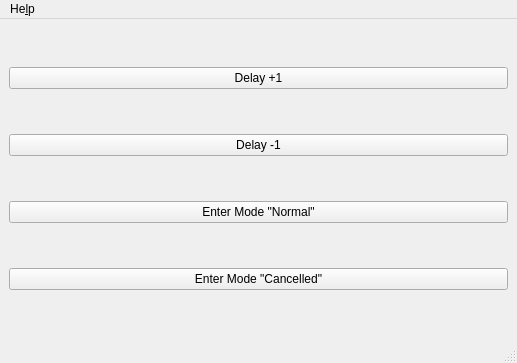
This is src/fids/FIDSControlWindow.ui in alemariusnexus/wmk-fids as Qt 5 draws it before an edit. The edited form follows.
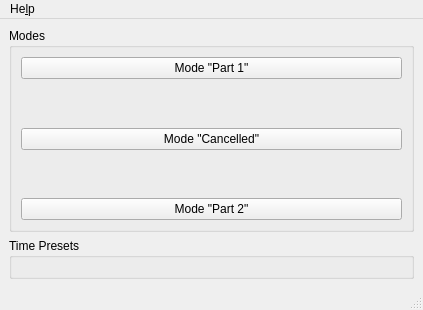
This is the edited form.

Commit message: Blinking, better time system, weather icon, ...

Diff of the .ui file:
```diff
--- a/src/fids/FIDSControlWindow.ui
+++ b/src/fids/FIDSControlWindow.ui
@@ -6,8 +6,8 @@
    <rect>
     <x>0</x>
     <y>0</y>
-    <width>517</width>
-    <height>363</height>
+    <width>423</width>
+    <height>310</height>
    </rect>
   </property>
   <property name="windowTitle">
@@ -16,31 +16,67 @@
   <widget class="QWidget" name="centralwidget">
    <layout class="QVBoxLayout" name="verticalLayout">
     <item>
-     <widget class="QPushButton" name="cueButtonTest1">
-      <property name="text">
-       <string>Delay +1</string>
+     <widget class="QGroupBox" name="groupBox">
+      <property name="title">
+       <string>Modes</string>
       </property>
+      <layout class="QVBoxLayout" name="verticalLayout_2">
+       <item>
+        <widget class="QPushButton" name="cueButtonEnterModePart1">
+         <property name="text">
+          <string>Mode &quot;Part 1&quot;</string>
+         </property>
+        </widget>
+       </item>
+       <item>
+        <spacer name="verticalSpacer">
+         <property name="orientation">
+          <enum>Qt::Vertical</enum>
+         </property>
+         <property name="sizeHint" stdset="0">
+          <size>
+           <width>20</width>
+           <height>40</height>
+          </size>
+         </property>
+        </spacer>
+       </item>
+       <item>
+        <widget class="QPushButton" name="cueButtonEnterModeCancelled">
+         <property name="text">
+          <string>Mode &quot;Cancelled&quot;</string>
+         </property>
+        </widget>
+       </item>
+       <item>
+        <spacer name="verticalSpacer_2">
+         <property name="orientation">
+          <enum>Qt::Vertical</enum>
+         </property>
+         <property name="sizeHint" stdset="0">
+          <size>
+           <width>20</width>
+           <height>40</height>
+          </size>
+         </property>
+        </spacer>
+       </item>
+       <item>
+        <widget class="QPushButton" name="cueButtonEnterModePart2">
+         <property name="text">
+          <string>Mode &quot;Part 2&quot;</string>
+         </property>
+        </widget>
+       </item>
+      </layout>
      </widget>
     </item>
     <item>
-     <widget class="QPushButton" name="cueButtonTest2">
-      <property name="text">
-       <string>Delay -1</string>
+     <widget class="QGroupBox" name="timePresetsBox">
+      <property name="title">
+       <string>Time Presets</string>
       </property>
-     </widget>
-    </item>
-    <item>
-     <widget class="QPushButton" name="cueButtonEnterModeNormal">
-      <property name="text">
-       <string>Enter Mode &quot;Normal&quot;</string>
-      </property>
-     </widget>
-    </item>
-    <item>
-     <widget class="QPushButton" name="cueButtonEnterModeCancelled">
-      <property name="text">
-       <string>Enter Mode &quot;Cancelled&quot;</string>
-      </property>
+      <layout class="QHBoxLayout" name="horizontalLayout_2"/>
      </widget>
     </item>
    </layout>
@@ -50,7 +86,7 @@
     <rect>
      <x>0</x>
      <y>0</y>
-     <width>517</width>
+     <width>423</width>
      <height>30</height>
     </rect>
    </property>
```
Left out of the diff: 2 changed lines with no effect on the pictures. The commit also changes 16 other files.
